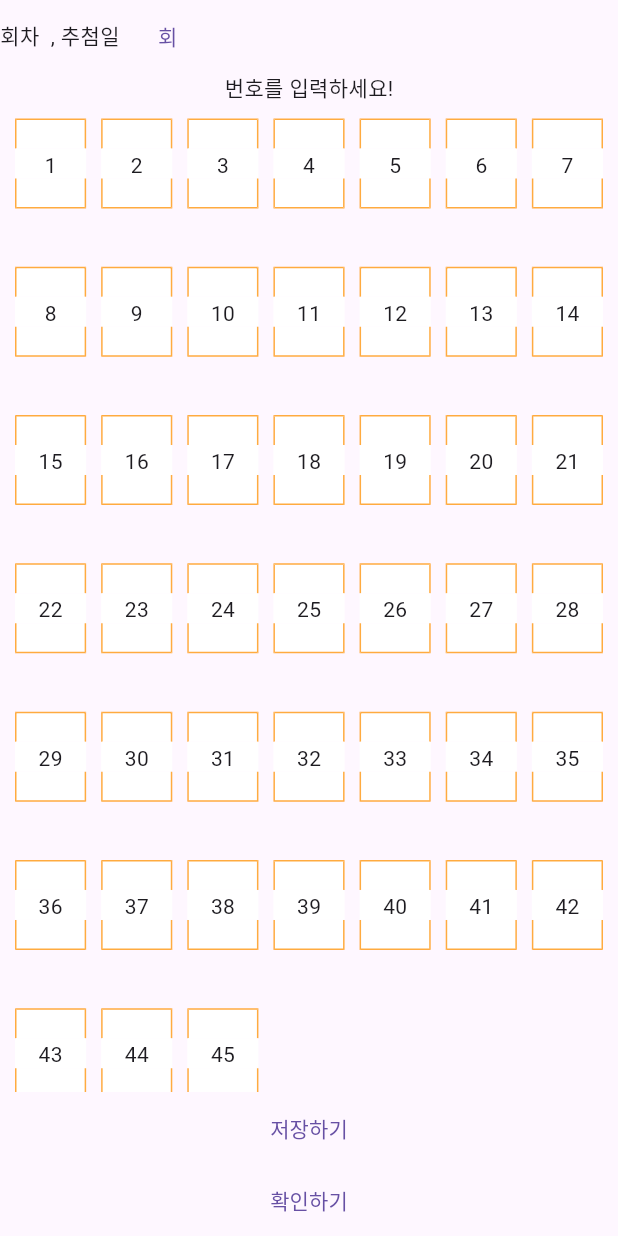
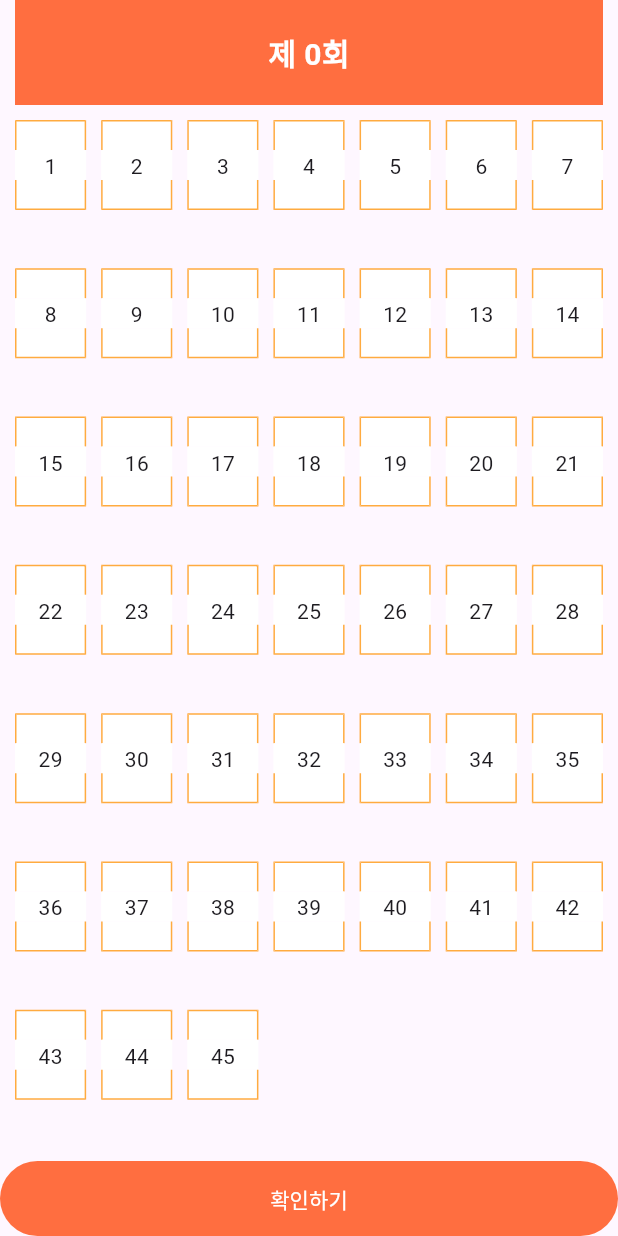
Before and after one commit to hyebinkim00/cloverlotto, a Flutter app: the screen it shows after launch, after a tap on "번호 직접 입력", on a phone screen of 412 x 824 dp. Run offline on Flutter 3.47's test engine with Material 3 defaults, Android fonts, the phone set to English and light mode, and no system bars; our stand-ins replace animated_splash_screen, dio, flutter_screenutil, fluttertoast, get, pretty_dio_logger and 2 more; missing offline and left inert: cp949_codec; accounts and stored records are empty; generated files the repository leaves out were written again; network calls fail.

Commit message:
kkangnangcong Project - UI 수정중 (self, mypage)

```diff
--- a/lib/main/view/main_page.dart
+++ b/lib/main/view/main_page.dart
@@ -181,7 +181,7 @@ class MainPage extends GetView<MainController>{
                               flex: 1,
                               child: ElevatedButton(
                                   onPressed: (){
-                                    Get.toNamed(RouteNames.SELF);
+                                    Get.toNamed(RouteNames.SELF,arguments: {'lastSerial': controller.lastSerial});
                               },
                                   child: Row(
                                     mainAxisAlignment: MainAxisAlignment.spaceEvenly,
@@ -234,7 +234,7 @@ class MainPage extends GetView<MainController>{
                         return GestureDetector(
                           onTap: (){
                             if (index==3){
-                              // Get.to(()=> RandomPage());
+                             Get.toNamed(RouteNames.MYPAGE);
                             }
                             print('HBS::: $index');
                           },
--- a/lib/self/controller/self_controller.dart
+++ b/lib/self/controller/self_controller.dart
@@ -7,8 +7,14 @@ import '../../sqllite/db.dart';
 class SelfController extends GetxController {
   RxList<int> selectList = <int>[].obs;
   RxList<bool> isSelected = List.generate(45, (index) => false).obs;
+  // RxInt serial = 0.obs;
 
-
+  @override
+  void onInit() {
+    // var last = Get.arguments['lastSerial'];
+    // serial.value = last;
+    super.onInit();
+  }
   // 눌린 수 -> selectList 에 없으면 저장 있으면 제거
 
   // boolean값으로 저장
--- a/lib/self/view/self_page.dart
+++ b/lib/self/view/self_page.dart
@@ -1,4 +1,3 @@
-
 import 'package:flutter/material.dart';
 
 import 'package:flutter/src/widgets/framework.dart';
@@ -14,23 +13,45 @@ class SelfPage extends GetView<SelfController> {
       onWillPop: _backKey,
       child: Scaffold(
           body: SafeArea(
-            top: true,
+        top: true,
         child: Container(
-          width: double.infinity// 전체 화면을 채우도록 설정
-            , height: MediaQuery.of(context).size.height,
+          width: double.infinity, // 전체 화면을 채우도록 설정
+          height: MediaQuery.of(context).size.height,
           child: Column(
             children: [
               //회차 선택
-              Row(children: [
-                Text('회차  , 추첨일'),
-                TextButton(
-                  onPressed: () {
-                    showOptionDialog(context);
-                  },
-                  child: Text(''+'회'),
+              Container(
+                margin: EdgeInsets.only(left: 10, right: 10),
+                padding: EdgeInsets.all(20),
+                color: Colors.deepOrangeAccent,
+                child: Row(
+                  mainAxisAlignment: MainAxisAlignment.center,
+                  children: [
+                    Text(
+                      '제 ${Get.arguments['lastSerial']}회',
+                      style: const TextStyle(color: Colors.white,fontSize: 20, fontWeight: FontWeight.bold),
+                    ),
+                    // OutlinedButton(
+                    //     onPressed: () {
+                    //       showOptionDialog(context);
+                    //     },
+                    //     child: Text('회차변경'))
+                  ],
                 ),
-              ],),
-              Text('번호를 입력하세요!'),
+              ),
+              // Obx(() => TextButton(
+              //       onPressed: () {
+              //         showOptionDialog(context);
+              //       },
+              //       style: ButtonStyle(
+              //           backgroundColor:
+              //               MaterialStateProperty.all<Color>(Colors.orange),
+              //           foregroundColor:
+              //               MaterialStateProperty.all<Color>(Colors.white)),
+              //       // MainController에서 최신 회차를 가져옴
+              //       // 초기 값을 '회차 선택'으로 바꿔야하나 고민
+              //       child: Text('제 ${Get.arguments['lastSerial']}회'),
+              //     )),
               Expanded(
                 child: GridView.builder(
                   padding: EdgeInsets.all(10),
@@ -73,7 +94,8 @@ class SelfPage extends GetView<SelfController> {
                                           bottom: BorderSide(
                                               color: Colors.transparent),
                                           left: BorderSide(color: Colors.white),
-                                          right: BorderSide(color: Colors.white)),
+                                          right:
+                                              BorderSide(color: Colors.white)),
                                       color: controller.isSelected[index]
                                           ? Colors.black45
                                           : Colors.white),
@@ -102,17 +124,18 @@ class SelfPage extends GetView<SelfController> {
                   },
                 ),
               ),
+
               TextButton(
-                  onPressed: () {
+                style:  ElevatedButton.styleFrom(
+                  minimumSize: const Size.fromHeight(50),
+                  backgroundColor: Colors.deepOrangeAccent,
+                      foregroundColor: Colors.white,
+                ), onPressed: () {
                     controller.saveList();
-                  },
-                  child: Text('저장하기')),
-              TextButton(
-                  onPressed: () {
-                    Get.toNamed(RouteNames.MYPAGE);
+                    //      Get.toNamed(RouteNames.MYPAGE);
                   },
                   child: Text('확인하기')),
-             // Obx(() => Text('${controller.dblist}'))
+              // Obx(() => Text('${controller.dblist}'))
             ],
           ),
         ),
@@ -130,19 +153,16 @@ class SelfPage extends GetView<SelfController> {
             children: [
               ListTile(
                 title: Text('Option 1'),
-                onTap: () {
-
-                },
+                onTap: () {},
               ),
               ListTile(
                 title: Text('Option 2'),
-                onTap: () {
-                },
+                onTap: () {},
               ),
               ListTile(
                 title: Text('Option 3'),
                 onTap: () {
-                 // 다이어로그 닫음
+                  // 다이어로그 닫음
                   Navigator.of(context).pop();
                 },
               ),
@@ -153,9 +173,7 @@ class SelfPage extends GetView<SelfController> {
     );
   }
 
-
-
-  Future<bool> _backKey() async{
+  Future<bool> _backKey() async {
     // Get.delete<SelfController>();
     return true;
   }
```
Also changed, not shown: lib/mypage/controller/mypage_controller.dart (+3 -7 lines), lib/mypage/view/mypage_page.dart (+3 -4 lines).
